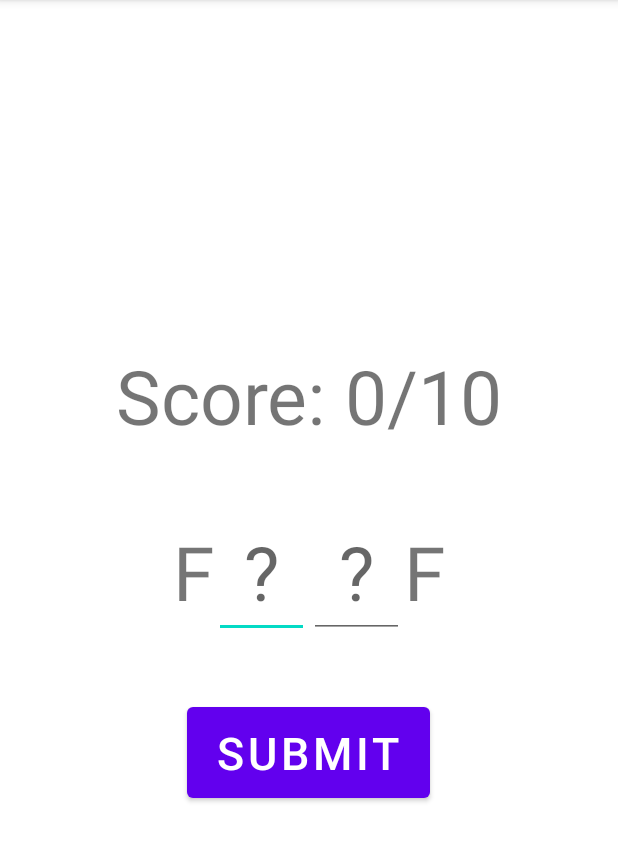
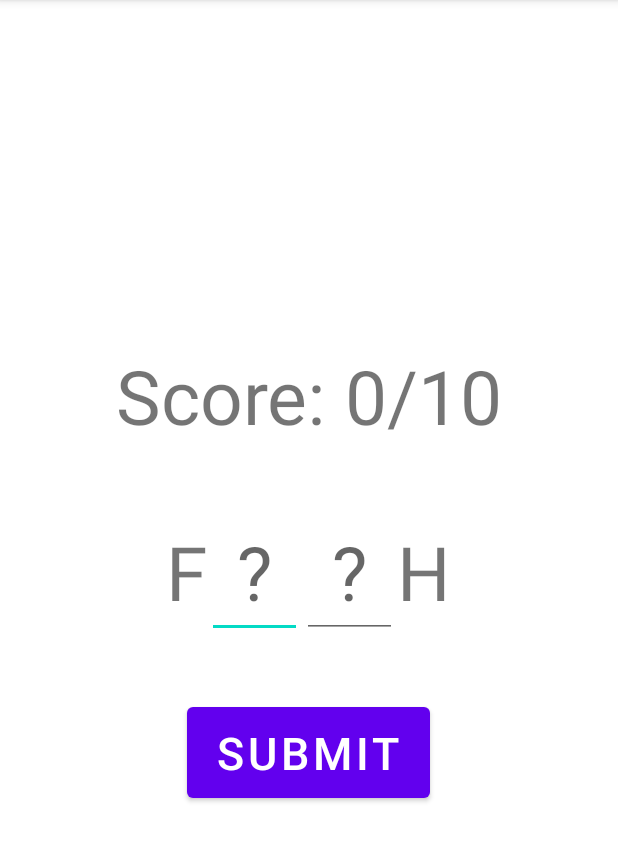
Before and after one commit to AbdelkaderOumrani/DEVMOBILE_TP6_DB_GAME, an Android app: the screen it shows after launch (MainActivity), on a phone screen of 412 x 824 dp, the part 84-946 px from its top. Run offline under Robolectric (Android 15) with nearby library versions, the phone set to English and light mode, and no system bars.

Commit message:
Functionalities Finished

```diff
--- a/app/src/main/AndroidManifest.xml
+++ b/app/src/main/AndroidManifest.xml
@@ -1,6 +1,6 @@
 <?xml version="1.0" encoding="utf-8"?>
 <manifest xmlns:android="http://schemas.android.com/apk/res/android"
-    package="com.kadiomr.guessgame">
+    package="com.kadiomr.guessgame" >
 
     <application
         android:allowBackup="true"
@@ -8,8 +8,8 @@
         android:label="@string/app_name"
         android:roundIcon="@mipmap/ic_launcher_round"
         android:supportsRtl="true"
-        android:theme="@style/Theme.GuessGame">
-        <activity android:name=".MainActivity">
+        android:theme="@style/Theme.GuessGame" >
+        <activity android:name=".MainActivity" >
             <intent-filter>
                 <action android:name="android.intent.action.MAIN" />
 
--- a/app/src/main/java/com/kadiomr/guessgame/MainActivity.java
+++ b/app/src/main/java/com/kadiomr/guessgame/MainActivity.java
@@ -1,14 +1,150 @@
 package com.kadiomr.guessgame;
 
+import androidx.annotation.RequiresApi;
 import androidx.appcompat.app.AppCompatActivity;
 
+import android.content.Context;
+import android.database.Cursor;
+import android.os.Build;
 import android.os.Bundle;
+import android.util.Log;
+import android.view.View;
+import android.widget.Button;
+import android.widget.EditText;
+import android.widget.TextView;
+import android.widget.Toast;
+
+import org.w3c.dom.Text;
+
+import java.util.ArrayList;
+import java.util.List;
 
 public class MainActivity extends AppCompatActivity {
 
+    void WipeAndInitialize(DbManager db){
+        db.addWord(new Word("FISH"));
+        db.addWord(new Word("KING"));
+        db.addWord(new Word("TIME"));
+        db.addWord(new Word("STAR"));
+        db.addWord(new Word("FOOT"));
+        db.addWord(new Word("BALL"));
+        db.addWord(new Word("WORK"));
+        db.addWord(new Word("GOLF"));
+        db.addWord(new Word("FIRE"));
+        db.addWord(new Word("CITY"));
+    }
+
+    DbManager wordsDB;
+    int answered = 0;
+    List<Word> words;
+    Word currentWord;
+    CharSequence correct = "Correct Answer !!";
+    CharSequence tryAgain = "Try Again!";
+
+    @RequiresApi(api = Build.VERSION_CODES.N)
     @Override
     protected void onCreate(Bundle savedInstanceState) {
         super.onCreate(savedInstanceState);
         setContentView(R.layout.activity_main);
+        wordsDB = new DbManager(this);
+        // getAllWords
+        words = wordsDB.getAllWords();
+        if(words.size()==0){
+            this.WipeAndInitialize(wordsDB);
+            words = wordsDB.getAllWords();
+        }
+        //INITILIAZE SCOREBOARD
+        int numberoflines = words.size();
+        words.forEach((word) -> {
+            if (word.getAnswered() == 1) {
+                answered++;
+            }
+        });
+        final TextView scoreboard = (TextView) findViewById(R.id.scoreboard);
+        final TextView firstChar = (TextView) findViewById(R.id.firstChar);
+        final EditText secondChar = (EditText) findViewById(R.id.secondChar);
+        final EditText thirdChar = (EditText) findViewById(R.id.thirdChar);
+        final TextView fourthChar = (TextView) findViewById(R.id.fourthChar);
+        final Button submitButton = (Button) findViewById(R.id.submitButton);
+        scoreboard.setText(answered + "/" + numberoflines);
+        if(answered==words.size()){
+            firstChar.setText("D");
+            secondChar.setText("O");
+            thirdChar.setText("N");
+            fourthChar.setText("E");
+            secondChar.setEnabled(false);
+            thirdChar.setEnabled(false);
+            submitButton.setEnabled(false);
+        }
+        else{
+            currentWord = words.get(answered);
+            firstChar.setText(String.valueOf(currentWord.getWord().charAt(0)));
+            fourthChar.setText(String.valueOf(currentWord.getWord().charAt(3)));
+            submitButton.setOnClickListener(new View.OnClickListener() {
+                @Override
+                public void onClick(View v) {
+                    Context context = getApplicationContext();
+                    int duration = Toast.LENGTH_SHORT;
+                    Toast correctToast = Toast.makeText(context, correct, duration);
+                    Toast wrongToast = Toast.makeText(context, tryAgain, duration);
+                    if(secondChar.getText().toString().equalsIgnoreCase(String.valueOf(currentWord.getWord().charAt(1)))&&
+                            thirdChar.getText().toString().equalsIgnoreCase(String.valueOf(currentWord.getWord().charAt(2)))){
+                        correctToast.show();
+                        wordsDB.setAnswered(currentWord.getId());
+                        answered++;
+                        scoreboard.setText(answered + "/" + numberoflines);
+                        if(answered<words.size()){
+                            currentWord = words.get(answered);
+                            firstChar.setText(String.valueOf(currentWord.getWord().charAt(0)));
+                            fourthChar.setText(String.valueOf(currentWord.getWord().charAt(3)));
+                            secondChar.setText("");
+                            thirdChar.setText("");
+                            secondChar.requestFocus();
+                        }
+                        else{
+                            firstChar.setText("D");
+                            secondChar.setText("O");
+                            thirdChar.setText("N");
+                            fourthChar.setText("E");
+                            secondChar.setEnabled(false);
+                            thirdChar.setEnabled(false);
+                            submitButton.setEnabled(false);
+                        }
+
+                    }
+                    else{
+                        wrongToast.show();
+                        secondChar.setText("");
+                        thirdChar.setText("");
+                        secondChar.requestFocus();
+                    }
+                }
+            });
+        }
     }
 }
+
+
+
+//Fish
+//KING
+//TIME
+//Star
+//FOOT
+//Ball
+//Work
+//GOlf
+//Fire
+//City
+
+/*wordsDB.addWord(new Word("FISH"));
+        wordsDB.addWord(new Word("KING"));
+        wordsDB.addWord(new Word("TIME"));
+        wordsDB.addWord(new Word("STAR"));
+        wordsDB.addWord(new Word("FOOT"));
+        wordsDB.addWord(new Word("BALL"));
+        wordsDB.addWord(new Word("WORK"));
+        wordsDB.addWord(new Word("GOLF"));
+        wordsDB.addWord(new Word("FIRE"));
+        wordsDB.addWord(new Word("CITY"));
+ */
```
